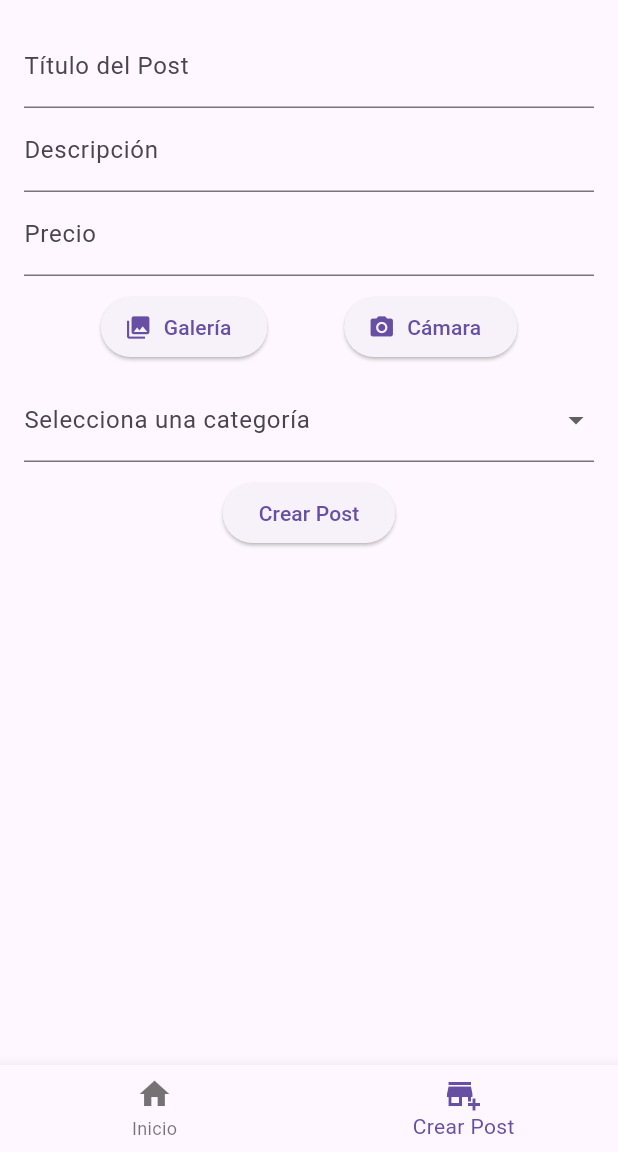
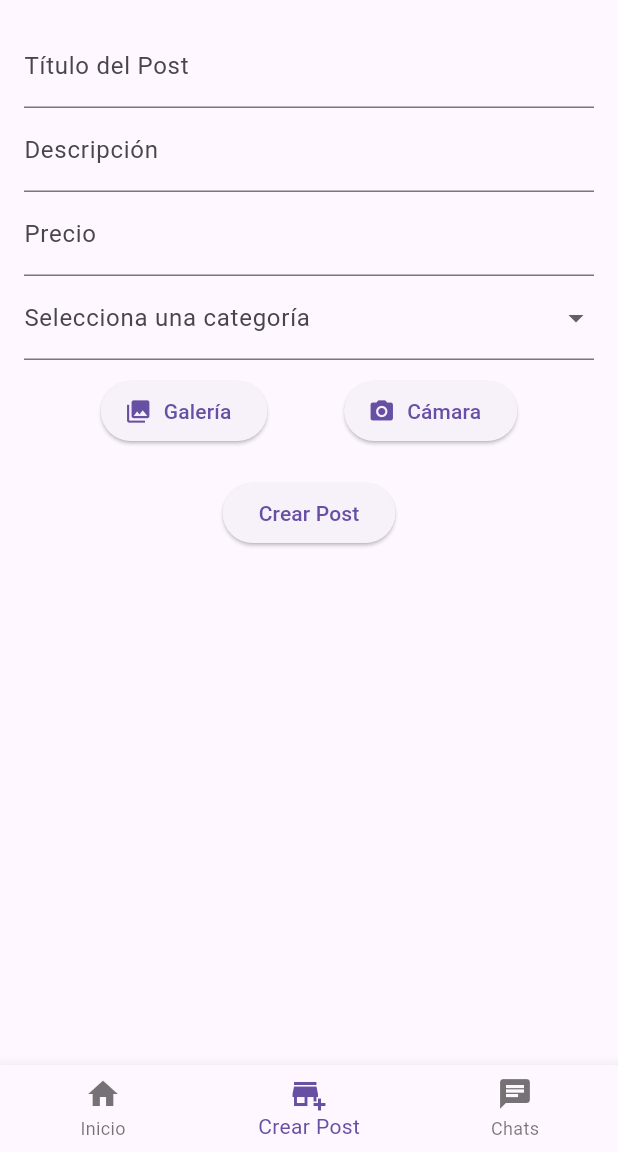
Before and after one commit to Eurekamps/VinylHub, a Flutter app: the HomeView screen opened by its route, item 2 of the bottom bar chosen, after a tap on "Crear Post", on a phone screen of 412 x 824 dp, the part 84-1236 px from its top. Run offline on Flutter 3.47's test engine with Material 3 defaults, Android fonts, the phone set to English and light mode, and no system bars; our stand-ins replace cloud_firestore, firebase_auth, firebase_core, firebase_storage, fluttertoast, google_fonts and 1 more; missing offline and left inert: dart:html; accounts and stored records are empty; network calls fail.

Commit message:
AD , PMDM - implementacion de los chats en el bottomnavigatorbar del homeview, creando la nueva coleccion chats en la db

```diff
--- /dev/null
+++ b/lib/FbObjects/FbChat.dart
@@ -0,0 +1,40 @@
+import 'package:cloud_firestore/cloud_firestore.dart';
+
+class FbChat{
+  String uid;
+  String sTitulo;
+  String sAutorUid;
+  String sImagenURL;
+  Timestamp tmCreacion;
+
+  FbChat({
+    required this.uid,
+    required this.sTitulo,
+    required this.sAutorUid,
+    required this.sImagenURL,
+    required this.tmCreacion
+
+  });
+
+  factory FbChat.fromFirestore(
+      DocumentSnapshot<Map<String, dynamic>> snapshot,
+      SnapshotOptions? options,) {
+    final data = snapshot.data();
+    return FbChat(
+        sTitulo: data?['sTitulo'] != null ? data!['sTitulo']:"",
+        sAutorUid: data?['sAutorUid']!= null ? data!['sAutorUid']:"",
+        sImagenURL: data?['sImagenURL']!= null ? data!['sImagenURL']:"",
+        tmCreacion:data?['tmCreacion']!= null ? data!['tmCreacion']:Timestamp.now(),
+        uid: snapshot.id
+    );
+  }
+
+  Map<String, dynamic> toFirestore() {
+    return {
+      "sTitulo": sTitulo,
+      "sImgUrl": sImagenURL,
+      "sUidAutor":sAutorUid,
+      "tmCreacion":tmCreacion,
+    };
+  }
+}
--- a/lib/Singletone/DataHolder.dart
+++ b/lib/Singletone/DataHolder.dart
@@ -1,4 +1,5 @@
 import 'package:cloud_firestore/cloud_firestore.dart';
+import 'package:hijos_de_fluttarkia/FbObjects/FbChat.dart';
 
 import '../FbObjects/FbPerfil.dart';
 
@@ -8,6 +9,7 @@ class DataHolder {
 
 
   FbPerfil? miPerfil;
+  FbChat? fbChatSelected;
 
 
   DataHolder._internal();
@@ -16,4 +18,21 @@ class DataHolder {
     return _instance;
   }
 
+  Future<List<FbChat>> descargarTodosChats() async{
+    List<FbChat> arTemp=[];
+    var db = FirebaseFirestore.instance;
+
+    final ref = db.collection('Chats').withConverter(
+      fromFirestore: FbChat.fromFirestore,
+      toFirestore: (FbChat post, _) => post.toFirestore(),
+    );
+    final querySnap = await ref.get();
+
+    for(QueryDocumentSnapshot<FbChat> doc in querySnap.docs){
+      arTemp.add(doc.data());
+    }
+
+    return arTemp;
+  }
+
 }
--- a/lib/Views/HomeView.dart
+++ b/lib/Views/HomeView.dart
@@ -1,10 +1,12 @@
 import 'dart:io';
 import 'package:flutter/material.dart';
 import 'package:cloud_firestore/cloud_firestore.dart';
+import 'package:hijos_de_fluttarkia/FbObjects/FbChat.dart';
 import 'package:image_picker/image_picker.dart';
 import 'dart:convert'; // Para convertir la imagen a base64
 import 'dart:typed_data'; // Para trabajar con bytes de la imagen
 import '../FbObjects/FbPost.dart';
+import '../Singletone/DataHolder.dart';
 import 'MiDrawer1.dart';
 import 'package:firebase_auth/firebase_auth.dart';
 
@@ -14,14 +16,6 @@ class HomeView extends StatefulWidget {
 }
 
 class _HomeViewState extends State<HomeView> {
-  int _selectedIndex = 0;
-  bool _isGridView = false;
-
-  void _onItemTapped(int index) {
-    setState(() {
-      _selectedIndex = index;
-    });
-  }
 
   final FirebaseFirestore _firestore = FirebaseFirestore.instance;
   final TextEditingController _tituloController = TextEditingController();
@@ -31,6 +25,51 @@ class _HomeViewState extends State<HomeView> {
   List<String> _imagenURLs = [];
   List<String> _categoriasSeleccionadas = [];
   final ImagePicker _picker = ImagePicker();
+
+  int _selectedIndex = 0;
+  bool _isGridView = false;
+  List<FbChat> arChats = [];
+
+  @override
+  void initState() {
+    super.initState();
+    _loadData(); // Carga los datos cuando se inicializa el estado
+  }
+
+  void _loadData() async {
+    List<FbChat> arTemp = await DataHolder().descargarTodosChats();
+    setState(() {
+      arChats.clear();
+      arChats.addAll(arTemp);
+    });
+  }
+
+  Widget? _chatItemBuilder(BuildContext contexto, int indice) {
+    return GestureDetector(
+      onTap: () {
+        DataHolder().fbChatSelected = arChats[indice];
+        Navigator.of(contexto).pushNamed('/chatsview');
+      },
+      child: Container(
+        width: 250,
+        child: Row(
+          children: [
+            Text(
+              "${arChats[indice].sTitulo}",
+              maxLines: 3,
+            ),
+          ],
+        ),
+      ),
+    );
+  }
+
+
+  void _onItemTapped(int index) {
+    setState(() {
+      _selectedIndex = index;
+    });
+  }
 
   Future<String?> _convertirImagenABase64(XFile imagen) async {
     try {
@@ -166,6 +205,35 @@ class _HomeViewState extends State<HomeView> {
             controller: _precioController,
             decoration: InputDecoration(labelText: 'Precio'),
           ),
+
+          DropdownButtonFormField<String>(
+            items: ['Rock', 'Pop', 'R&B','Hip-Hop', 'Soul', 'Clásica','Heavy Metal', 'Jazz', 'Neo Soul']
+                .map((categoria) => DropdownMenuItem(
+              value: categoria,
+              child: Text(categoria),
+            ))
+                .toList(),
+            onChanged: (value) {
+              if (value != null && !_categoriasSeleccionadas.contains(value)) {
+                setState(() {
+                  _categoriasSeleccionadas.add(value);
+                });
+              }
+            },
+            decoration: InputDecoration(labelText: 'Selecciona una categoría'),
+          ),
+          Wrap(
+            children: _categoriasSeleccionadas
+                .map((categoria) => Chip(
+              label: Text(categoria),
+              onDeleted: () {
+                setState(() {
+                  _categoriasSeleccionadas.remove(categoria);
+                });
+              },
+            ))
+                .toList(),
+          ),
           SizedBox(height: 10),
           Row(
             mainAxisAlignment: MainAxisAlignment.spaceEvenly,
@@ -195,40 +263,33 @@ class _HomeViewState extends State<HomeView> {
                 );
               }).toList(),
             ),
-          DropdownButtonFormField<String>(
-            items: ['Categoría 1', 'Categoría 2', 'Categoría 3']
-                .map((categoria) => DropdownMenuItem(
-              value: categoria,
-              child: Text(categoria),
-            ))
-                .toList(),
-            onChanged: (value) {
-              if (value != null && !_categoriasSeleccionadas.contains(value)) {
-                setState(() {
-                  _categoriasSeleccionadas.add(value);
-                });
-              }
-            },
-            decoration: InputDecoration(labelText: 'Selecciona una categoría'),
-          ),
-          Wrap(
-            children: _categoriasSeleccionadas
-                .map((categoria) => Chip(
-              label: Text(categoria),
-              onDeleted: () {
-                setState(() {
-                  _categoriasSeleccionadas.remove(categoria);
-                });
-              },
-            ))
-                .toList(),
-          ),
           SizedBox(height: 10),
           ElevatedButton(
             onPressed: _agregarPost,
             child: Text('Crear Post'),
           ),
         ],
+      ),
+    );
+  }
+
+  Widget _buildPantallaChats() {
+    return Scaffold(
+      appBar: AppBar(
+        title: Text("Chats"),
+        automaticallyImplyLeading: false,
+      ),
+      body: Padding(
+        padding: const EdgeInsets.symmetric(horizontal: 100),
+        child: SizedBox(
+          height: 450,
+          child: arChats.isEmpty
+              ? Center(child: CircularProgressIndicator()) // Muestra un indicador de carga mientras se obtienen los datos
+              : ListView.builder(
+            itemBuilder: _chatItemBuilder,
+            itemCount: arChats.length,
+          ),
+        ),
       ),
     );
   }
@@ -260,7 +321,10 @@ class _HomeViewState extends State<HomeView> {
         ],
       ),
       drawer: MiDrawer1(),
-      body: _selectedIndex == 0 ? _buildListScreen() : _buildCreatePostScreen(),
+      body: _selectedIndex == 0 ? _buildListScreen() :
+          _selectedIndex==1 ?
+          _buildCreatePostScreen() :
+          _buildPantallaChats(),
       bottomNavigationBar: BottomNavigationBar(
         currentIndex: _selectedIndex,
         onTap: _onItemTapped,
@@ -273,6 +337,11 @@ class _HomeViewState extends State<HomeView> {
             icon: Icon(Icons.add_business),
             label: 'Crear Post',
           ),
+          BottomNavigationBarItem(
+              icon: Icon(Icons.chat),
+              label: 'Chats',
+          ),
+
         ],
       ),
     );
```
